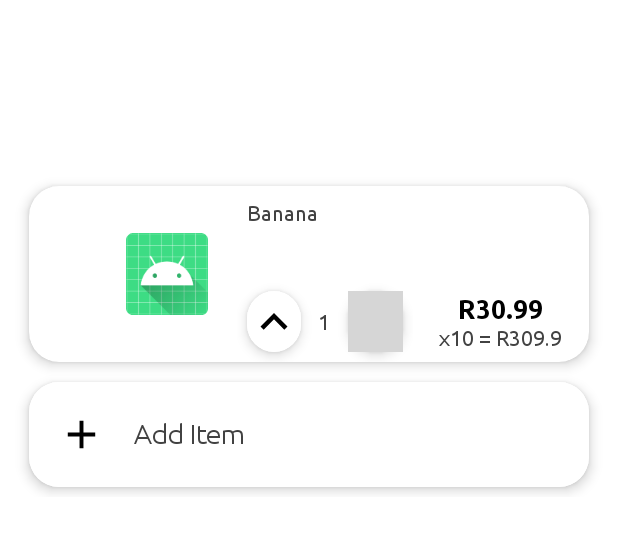
After one commit to ethichadebe/Accucery-Android, an Android app: the layout grocery_item.xml on its own in the app's theme, with its tools: preview values and no code run, on a phone screen of 412 x 824 dp. The commit adds this screen. Shown: the top 533 px of the screen. Run offline under Robolectric (Android 15) with nearby library versions, the phone set to English and light mode, and no system bars; plain views replace UnifiedNativeAdView; grey boxes are pictures that could not be loaded.

Commit message:
Shop card on click

```diff
--- /dev/null
+++ b/app/src/main/res/layout/grocery_item.xml
@@ -0,0 +1,288 @@
+<?xml version="1.0" encoding="utf-8"?>
+<LinearLayout xmlns:android="http://schemas.android.com/apk/res/android"
+    xmlns:app="http://schemas.android.com/apk/res-auto"
+    android:layout_width="match_parent"
+    android:layout_height="wrap_content"
+    android:orientation="vertical">
+
+    <TextView
+        android:id="@+id/tvSpace"
+        android:layout_width="match_parent"
+        android:layout_height="@dimen/_90sdp" />
+
+    <androidx.cardview.widget.CardView
+        android:layout_width="match_parent"
+        android:layout_height="@dimen/_90sdp"
+        android:layout_marginStart="@dimen/_15sdp"
+        android:layout_marginTop="@dimen/_5sdp"
+        android:layout_marginEnd="@dimen/_15sdp"
+        android:layout_marginBottom="@dimen/_5sdp"
+        app:cardCornerRadius="20dp"
+        app:cardElevation="5dp">
+
+        <LinearLayout
+            android:layout_width="match_parent"
+            android:layout_height="wrap_content"
+            android:orientation="vertical">
+
+            <RelativeLayout
+                android:layout_width="match_parent"
+                android:layout_height="wrap_content">
+
+                <RelativeLayout
+                    android:id="@+id/rlBody"
+                    android:layout_width="match_parent"
+                    android:layout_height="wrap_content"
+                    android:layout_alignParentStart="true"
+                    android:layout_alignParentTop="true"
+                    android:layout_alignParentEnd="true">
+
+                    <com.airbnb.lottie.LottieAnimationView
+                        android:id="@+id/lavCheckBox"
+                        android:layout_width="@dimen/_20sdp"
+                        android:layout_height="@dimen/_20sdp"
+                        android:layout_alignParentStart="true"
+                        android:layout_centerVertical="true"
+                        android:layout_marginStart="@dimen/_15sdp"
+                        android:layout_marginEnd="@dimen/_15sdp"
+                        app:lottie_rawRes="@raw/success"
+                        app:lottie_speed="3" />
+
+                    <ImageView
+                        android:id="@+id/ivItem"
+                        android:layout_width="@dimen/_42sdp"
+                        android:layout_height="@dimen/_42sdp"
+                        android:layout_centerVertical="true"
+                        android:layout_marginTop="@dimen/_15sdp"
+                        android:layout_marginEnd="@dimen/_15sdp"
+                        android:layout_toEndOf="@id/lavCheckBox"
+                        android:contentDescription="@string/item_image"
+                        android:src="@mipmap/ic_launcher" />
+
+                    <TextView
+                        android:id="@+id/tvName"
+                        style="@style/Text"
+                        android:layout_width="match_parent"
+                        android:layout_height="wrap_content"
+                        android:layout_marginStart="@dimen/_5sdp"
+                        android:layout_marginTop="@dimen/_7sdp"
+                        android:layout_marginEnd="@dimen/_5sdp"
+                        android:layout_marginBottom="@dimen/_3sdp"
+                        android:layout_toEndOf="@id/ivItem"
+                        android:minLines="3"
+                        android:text="Banana" />
+
+
+                    <LinearLayout
+                        android:id="@+id/llQuantity"
+                        android:layout_width="@dimen/_90sdp"
+                        android:layout_height="wrap_content"
+                        android:layout_below="@+id/tvName"
+                        android:layout_toEndOf="@id/ivItem"
+                        android:orientation="horizontal">
+
+                        <androidx.cardview.widget.CardView
+                            style="@style/ShopCard"
+                            android:layout_width="0dp"
+                            android:layout_height="wrap_content"
+                            android:layout_gravity="center"
+                            android:layout_margin="@dimen/_5sdp"
+                            android:layout_weight="4"
+                            app:cardCornerRadius="20dp"
+                            app:cardElevation="5dp">
+
+                            <ImageView
+                                android:id="@+id/ivUp"
+                                style="@style/ShopCardBackground"
+                                android:layout_width="match_parent"
+                                android:layout_height="@dimen/_32sdp"
+                                android:contentDescription="@string/increase_item_quantity"
+                                android:src="@drawable/arrow_up_icon" />
+                        </androidx.cardview.widget.CardView>
+
+                        <TextView
+                            android:id="@+id/tvQuantity"
+                            style="@style/Text"
+                            android:layout_width="0dp"
+                            android:layout_height="match_parent"
+                            android:layout_gravity="center_horizontal"
+                            android:layout_weight="2"
+                            android:gravity="center"
+                            android:text="1" />
+
+                        <androidx.cardview.widget.CardView
+                            style="@style/ShopCard"
+                            android:layout_width="0dp"
+                            android:layout_height="wrap_content"
+                            android:layout_below="@+id/tvTotal"
+                            android:layout_alignParentEnd="true"
+                            android:layout_gravity="center"
+                            android:layout_margin="@dimen/_5sdp"
+                            android:layout_weight="4"
+                            app:cardCornerRadius="20dp"
+                            app:cardElevation="5dp">
+
+                            <ImageView
+                                android:id="@+id/ivDown"
+                                style="@style/ShopCardBackgroundRed"
+                                android:layout_width="match_parent"
+                                android:layout_height="@dimen/_32sdp"
+                                android:contentDescription="@string/increase_item_quantity"
+                                android:src="@drawable/arrow_down_icon" />
+                        </androidx.cardview.widget.CardView>
+                    </LinearLayout>
+
+                    <LinearLayout
+                        android:id="@+id/llPrice"
+                        android:layout_width="wrap_content"
+                        android:layout_height="match_parent"
+                        android:layout_below="@id/tvName"
+                        android:layout_alignParentEnd="true"
+                        android:layout_toEndOf="@id/llQuantity"
+                        android:gravity="center"
+                        android:orientation="vertical">
+
+                        <TextView
+                            android:id="@+id/tvPrice"
+                            style="@style/BoldText"
+                            android:layout_width="wrap_content"
+                            android:layout_height="wrap_content"
+                            android:text="@string/r30_99"
+                            android:textSize="@dimen/_14ssp" />
+
+                        <TextView
+                            android:id="@+id/tvTotal"
+                            style="@style/Text"
+                            android:layout_width="wrap_content"
+                            android:layout_height="wrap_content"
+                            android:text="x10 = R309.9" />
+
+                    </LinearLayout>
+                </RelativeLayout>
+            </RelativeLayout>
+
+            <!--<com.google.android.gms.ads.formats.UnifiedNativeAdView
+                android:id="@+id/native_ad_layout"
+                android:layout_width="match_parent"
+                android:visibility="gone"
+                android:layout_height="wrap_content">
+
+                <RelativeLayout
+                    android:id="@+id/rlAdBody"
+                    android:layout_width="match_parent"
+                    android:layout_height="wrap_content"
+                    style="@style/ShopItem"
+                    android:padding="@dimen/_10sdp">
+
+                    <ImageView
+                        android:id="@+id/ad_icon"
+                        android:layout_width="@dimen/_60sdp"
+                        android:layout_height="@dimen/_40sdp"
+                        android:layout_centerVertical="true"
+                        android:layout_marginStart="@dimen/_5sdp"
+                        android:layout_marginTop="@dimen/_10sdp"
+                        android:contentDescription="@string/item_image" />
+
+                    <LinearLayout
+                        android:layout_width="match_parent"
+                        android:layout_height="wrap_content"
+                        android:layout_alignParentEnd="true"
+                        android:layout_centerVertical="true"
+                        android:layout_marginStart="@dimen/_5sdp"
+                        android:layout_toEndOf="@id/ad_icon"
+                        android:orientation="vertical">
+
+                        <TextView
+                            android:id="@+id/ad_headline"
+                            android:layout_width="match_parent"
+                            android:layout_height="wrap_content"
+                            android:fontFamily="@font/ubuntu_bold"
+                            android:text="@string/headline"
+                            android:textSize="@dimen/_10ssp" />
+
+                        <TextView
+                            android:id="@+id/ad_advertiser"
+                            android:layout_width="match_parent"
+                            android:layout_height="wrap_content"
+                            android:fontFamily="@font/ubuntu_bold"
+                            android:text="@string/advertiser"
+                            android:textSize="@dimen/_8ssp" />
+
+                        <TextView
+                            android:id="@+id/ad_body"
+                            android:layout_width="match_parent"
+                            android:layout_height="wrap_content"
+                            android:fontFamily="@font/ubuntu_light"
+                            android:text="@string/ad_body"
+                            android:textSize="@dimen/_12ssp" />
+
+                        <TextView
+                            android:id="@+id/ad_action"
+                            android:layout_width="wrap_content"
+                            android:layout_height="wrap_content"
+                            style="@style/ShopItem"
+                            android:fontFamily="@font/ubuntu_light"
+                            android:gravity="center"
+                            android:layout_gravity="end"
+                            android:padding="@dimen/_10sdp"
+                            android:text="@string/visit_site"
+                            android:textColor="@color/primary_green" />
+                    </LinearLayout>
+
+                </RelativeLayout>
+
+            </com.google.android.gms.ads.formats.UnifiedNativeAdView>-->
+        </LinearLayout>
+    </androidx.cardview.widget.CardView>
+
+    <LinearLayout
+        android:id="@+id/llAddContainer"
+        android:layout_width="match_parent"
+        android:orientation="vertical"
+        android:layout_height="wrap_content">
+
+        <androidx.cardview.widget.CardView
+            android:id="@+id/cvAddContainer"
+            android:layout_width="match_parent"
+            android:layout_height="wrap_content"
+            android:layout_marginStart="@dimen/_15sdp"
+            android:layout_marginTop="@dimen/_5sdp"
+            android:layout_marginEnd="@dimen/_15sdp"
+            app:cardCornerRadius="20dp"
+            app:cardElevation="5dp">
+
+            <RelativeLayout
+                android:id="@+id/rlAdd"
+                style="@style/ShopCardBackground"
+                android:layout_width="match_parent"
+                android:layout_height="wrap_content"
+                android:layout_alignParentStart="true"
+                android:layout_alignParentTop="true"
+                android:layout_alignParentEnd="true">
+
+                <ImageView
+                    android:id="@+id/ivAdd"
+                    android:layout_width="@dimen/_24sdp"
+                    android:layout_height="@dimen/_24sdp"
+                    android:layout_gravity="center"
+                    android:layout_margin="@dimen/_15sdp"
+                    android:contentDescription="@string/increase_item_quantity"
+                    android:src="@drawable/add_24" />
+
+                <TextView
+                    style="@style/Text"
+                    android:layout_width="wrap_content"
+                    android:layout_height="wrap_content"
+                    android:layout_alignParentEnd="true"
+                    android:layout_centerVertical="true"
+                    android:layout_toEndOf="@+id/ivAdd"
+                    android:text="Add Item"
+                    android:textSize="@dimen/_14ssp" />
+            </RelativeLayout>
+        </androidx.cardview.widget.CardView>
+        <TextView
+            android:id="@+id/tvSpaceBottom"
+            android:layout_width="match_parent"
+            android:layout_height="@dimen/_5sdp" />
+    </LinearLayout>
+</LinearLayout>
--- a/app/src/main/res/layout/shop_item.xml
+++ b/app/src/main/res/layout/shop_item.xml
@@ -24,28 +24,30 @@
             android:layout_marginBottom="@dimen/_5sdp"
             android:src="@mipmap/ic_launcher" />
 
+
+        <TextView
+            android:id="@+id/tvShopName"
+            style="@style/BoldText"
+            android:layout_width="wrap_content"
+            android:layout_height="wrap_content"
+            android:layout_below="@+id/ivPreview"
+            android:layout_marginStart="@dimen/_15sdp"
+            android:text="Shoprite" />
+
         <View
             android:id="@+id/vHori"
             android:layout_width="match_parent"
-            android:layout_height="3dp"
-            android:layout_below="@+id/ivPreview"
-            android:layout_margin="15dp"
+            android:layout_height="1dp"
+            android:layout_below="@+id/tvShopName"
+            android:layout_marginStart="15dp"
+            android:layout_marginTop="@dimen/_10sdp"
+            android:layout_marginEnd="15dp"
+            android:layout_marginBottom="15dp"
             android:background="@color/primary_green" />
-
-        <TextView
-            android:id="@+id/tvShopName"
-            style="@style/HeadingText"
-            android:layout_width="wrap_content"
-            android:layout_height="wrap_content"
-            android:layout_below="@+id/vHori"
-            android:layout_marginStart="@dimen/_15sdp"
-            android:layout_marginBottom="@dimen/_10sdp"
-            android:text="Shoprite" />
-
         <LinearLayout
             android:layout_width="match_parent"
             android:layout_height="wrap_content"
-            android:layout_below="@id/tvShopName"
+            android:layout_below="@id/vHori"
             android:layout_marginBottom="@dimen/_15sdp"
             android:gravity="center"
             android:orientation="horizontal">
@@ -92,31 +94,5 @@
                     android:text="Total price" />
             </LinearLayout>
         </LinearLayout>
-
-        <androidx.cardview.widget.CardView
-            style="@style/ShopCard"
-            android:layout_width="wrap_content"
-            android:layout_height="wrap_content"
-            android:layout_alignParentTop="true"
-            android:layout_alignParentEnd="true"
-            android:outlineSpotShadowColor="@color/white"
-            app:cardCornerRadius="20dp"
-            app:cardElevation="5dp">
-
-            <RelativeLayout
-                style="@style/ShopCardBackgroundRed"
-                android:layout_width="match_parent"
-                android:layout_height="wrap_content"
-                android:padding="@dimen/_8sdp">
-
-                <TextView
-                    android:id="@+id/tvDele"
-                    android:layout_width="wrap_content"
-                    android:layout_height="wrap_content"
-                    android:text="@string/clear_list"
-                    android:textColor="#CA2222"
-                    android:textStyle="bold" />
-            </RelativeLayout>
-        </androidx.cardview.widget.CardView>
     </RelativeLayout>
 </androidx.cardview.widget.CardView>
```
